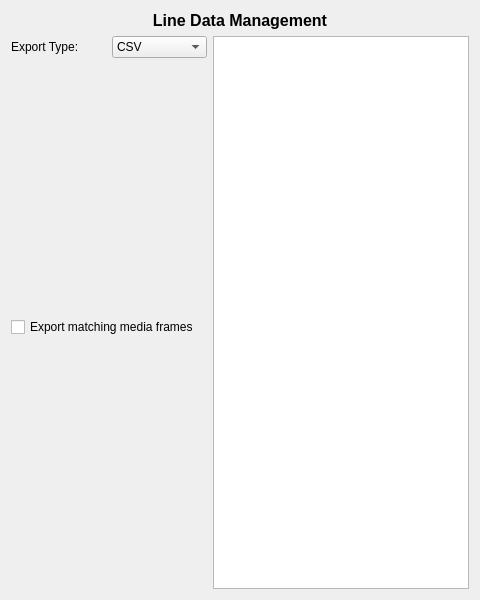
Qt form src/WhiskerToolbox/DataManager_Widget/Line_Widget/Line_Widget.ui (paulmthompson/WhiskerToolbox) before a commit.
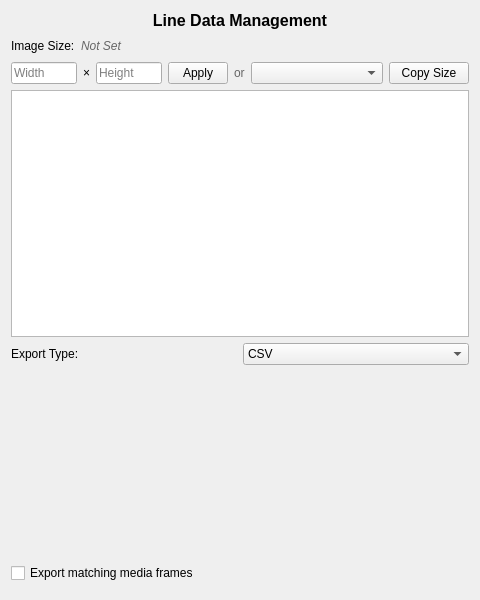
The same form after that commit. Custom widgets are drawn as their Qt base class.

Commit message: line widget now can assign canvas size

Diff of the .ui file:
```diff
--- a/src/WhiskerToolbox/DataManager_Widget/Line_Widget/Line_Widget.ui
+++ b/src/WhiskerToolbox/DataManager_Widget/Line_Widget/Line_Widget.ui
@@ -31,9 +31,153 @@
     </widget>
    </item>
    <item>
-    <layout class="QHBoxLayout" name="topControlsLayout">
+    <layout class="QVBoxLayout" name="imageSizeMainLayout">
      <item>
-      <layout class="QVBoxLayout" name="leftVerticalLayout">
+      <layout class="QHBoxLayout" name="imageSizeLayout">
+       <item>
+        <widget class="QLabel" name="label_image_size">
+         <property name="text">
+          <string>Image Size:</string>
+         </property>
+        </widget>
+       </item>
+       <item>
+        <widget class="QLabel" name="image_size_status_label">
+         <property name="text">
+          <string>Not Set</string>
+         </property>
+         <property name="styleSheet">
+          <string>color: #666666; font-style: italic;</string>
+         </property>
+        </widget>
+       </item>
+       <item>
+        <spacer name="horizontalSpacer_imageSize">
+         <property name="orientation">
+          <enum>Qt::Orientation::Horizontal</enum>
+         </property>
+         <property name="sizeHint" stdset="0">
+          <size>
+           <width>40</width>
+           <height>20</height>
+          </size>
+         </property>
+        </spacer>
+       </item>
+      </layout>
+     </item>
+     <item>
+      <layout class="QHBoxLayout" name="imageSizeControlsLayout">
+       <item>
+        <widget class="QLineEdit" name="image_width_edit">
+         <property name="placeholderText">
+          <string>Width</string>
+         </property>
+         <property name="maximumSize">
+          <size>
+           <width>80</width>
+           <height>16777215</height>
+          </size>
+         </property>
+        </widget>
+       </item>
+       <item>
+        <widget class="QLabel" name="label_x_separator">
+         <property name="text">
+          <string>×</string>
+         </property>
+        </widget>
+       </item>
+       <item>
+        <widget class="QLineEdit" name="image_height_edit">
+         <property name="placeholderText">
+          <string>Height</string>
+         </property>
+         <property name="maximumSize">
+          <size>
+           <width>80</width>
+           <height>16777215</height>
+          </size>
+         </property>
+        </widget>
+       </item>
+       <item>
+        <widget class="QPushButton" name="apply_image_size_button">
+         <property name="text">
+          <string>Apply</string>
+         </property>
+         <property name="maximumSize">
+          <size>
+           <width>60</width>
+           <height>16777215</height>
+          </size>
+         </property>
+        </widget>
+       </item>
+       <item>
+        <widget class="QLabel" name="label_or">
+         <property name="text">
+          <string>or</string>
+         </property>
+         <property name="styleSheet">
+          <string>color: #666666;</string>
+         </property>
+        </widget>
+       </item>
+       <item>
+        <widget class="QComboBox" name="copy_from_media_combo">
+         <property name="placeholderText">
+          <string>Copy from media...</string>
+         </property>
+         <property name="maximumSize">
+          <size>
+           <width>150</width>
+           <height>16777215</height>
+          </size>
+         </property>
+        </widget>
+       </item>
+       <item>
+        <widget class="QPushButton" name="copy_image_size_button">
+         <property name="text">
+          <string>Copy Size</string>
+         </property>
+         <property name="maximumSize">
+          <size>
+           <width>80</width>
+           <height>16777215</height>
+          </size>
+         </property>
+        </widget>
+       </item>
+      </layout>
+     </item>
+    </layout>
+   </item>
+   <item>
+    <widget class="QTableView" name="tableView"/>
+   </item>
+   <item>
+    <widget class="Section" name="export_section" native="true">
+     <property name="sizePolicy">
+      <sizepolicy hsizetype="Expanding" vsizetype="Preferred">
+       <horstretch>0</horstretch>
+       <verstretch>0</verstretch>
+      </sizepolicy>
+     </property>
+     <layout class="QVBoxLayout" name="exportSectionLayout">
+      <property name="leftMargin">
+       <number>0</number>
+      </property>
+      <property name="topMargin">
+       <number>0</number>
+      </property>
+      <property name="rightMargin">
+       <number>0</number>
+      </property>
+      <property name="bottomMargin">
+       <number>0</number>
+      </property>
        <item>
         <layout class="QHBoxLayout" name="exportTypeLayout">
          <item>
@@ -81,25 +225,8 @@
        <item>
         <widget class="MediaExport_Widget" name="media_export_options_widget" native="true"/>
        </item>
-       <item>
-        <spacer name="verticalSpacer_left">
-         <property name="orientation">
-          <enum>Qt::Orientation::Vertical</enum>
-         </property>
-         <property name="sizeHint" stdset="0">
-          <size>
-           <width>20</width>
-           <height>20</height>
-          </size>
-         </property>
-        </spacer>
-       </item>
-      </layout>
-     </item>
-     <item>
-      <widget class="QTableView" name="tableView"/>
-     </item>
-    </layout>
+     </layout>
+    </widget>
    </item>
   </layout>
  </widget>
@@ -122,6 +249,12 @@
            <header>MediaExport/MediaExport_Widget.hpp</header>
    <container>1</container>
   </customwidget>
+  <customwidget>
+   <class>Section</class>
+   <extends>QWidget</extends>
+   <header>Collapsible_Widget/Section.hpp</header>
+   <container>1</container>
+  </customwidget>
  </customwidgets>
  <resources/>
  <connections/>
```
Lines whose indentation alone changed are shown as unchanged. The commit also changes 2 other files.
